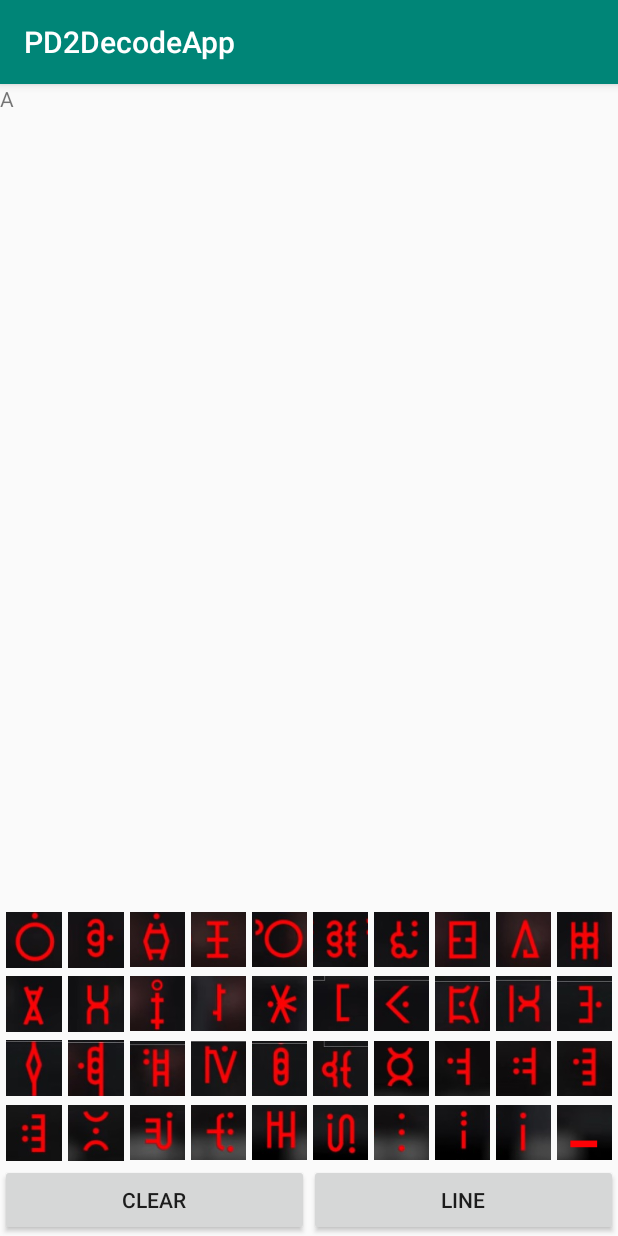
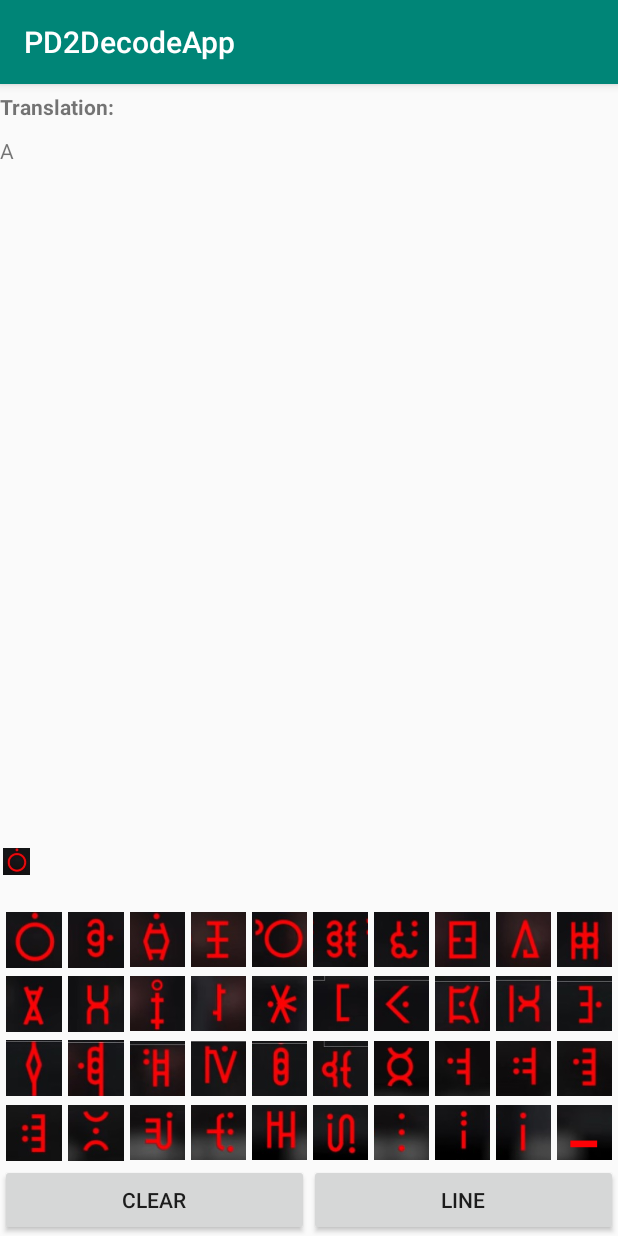
Before and after one commit to JQueimado/Payday2DecoderApp, an Android app: the screen it shows after launch (MainActivity), after a tap on an icon or button, on a phone screen of 412 x 824 dp. Run offline under Robolectric (Android 15) with nearby library versions, the light colour scheme and no system bars.

Commit message:
Bug-fixes

```diff
--- a/App/app/build.gradle
+++ b/App/app/build.gradle
@@ -27,4 +27,5 @@ dependencies {
     androidTestImplementation 'com.android.support.test.espresso:espresso-core:3.0.2'
     implementation 'com.android.support:design:28.0.0'
     implementation 'com.android.support:gridlayout-v7:28.0.0'
+    implementation 'com.android.support:support-v4:28.0.0'
 }
--- a/App/app/src/main/java/com/example/pd2decodeapp/Translator.java
+++ b/App/app/src/main/java/com/example/pd2decodeapp/Translator.java
@@ -120,6 +120,8 @@ public class Translator
     {
         switch (i)
         {
+            case 0:
+                return R.drawable.a;
             case 1:
                 return R.drawable.b;
             case 2:
--- a/App/app/src/main/res/layout/activity_main.xml
+++ b/App/app/src/main/res/layout/activity_main.xml
@@ -1,4 +1,5 @@
 <?xml version="1.0" encoding="utf-8"?>
+
 <RelativeLayout xmlns:android="http://schemas.android.com/apk/res/android"
     xmlns:app="http://schemas.android.com/apk/res-auto"
     xmlns:tools="http://schemas.android.com/tools"
@@ -8,20 +9,38 @@
     tools:context=".MainActivity">
 
     <!-- APP Body -->
+
     <LinearLayout
         android:layout_width="match_parent"
-        android:layout_height="wrap_content"
-        android:orientation="vertical"
-        >
+        android:layout_height="match_parent"
+        android:layout_above="@+id/footer"
+        android:layout_marginBottom="0dp"
+        android:orientation="vertical">
+
+        <Space
+            android:layout_width="match_parent"
+            android:layout_height="5dp" />
+
+        <TextView
+            android:layout_width="wrap_content"
+            android:layout_height="wrap_content"
+            android:text="Translation:"
+            android:textStyle="bold" />
+
+        <Space
+            android:layout_width="match_parent"
+            android:layout_height="10dp" />
 
         <!-- Text -->
         <TextView
             android:id="@+id/textDebug"
+            android:layout_width="wrap_content"
+            android:layout_height="wrap_content"
+            android:text="HI" />
+
+        <Space
             android:layout_width="match_parent"
-            android:layout_height="match_parent"
-            android:layout_alignParentTop="true"
-            android:text="HI"
-            android:layout_weight="2"/>
+            android:layout_height="10dp" />
 
     </LinearLayout>
 
```
